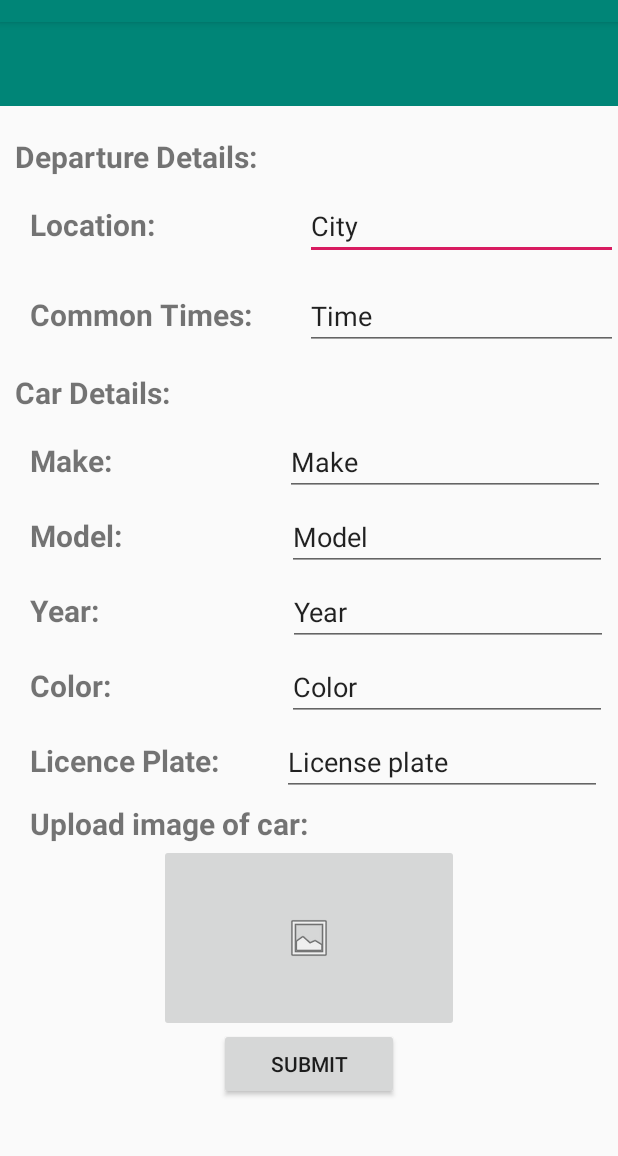
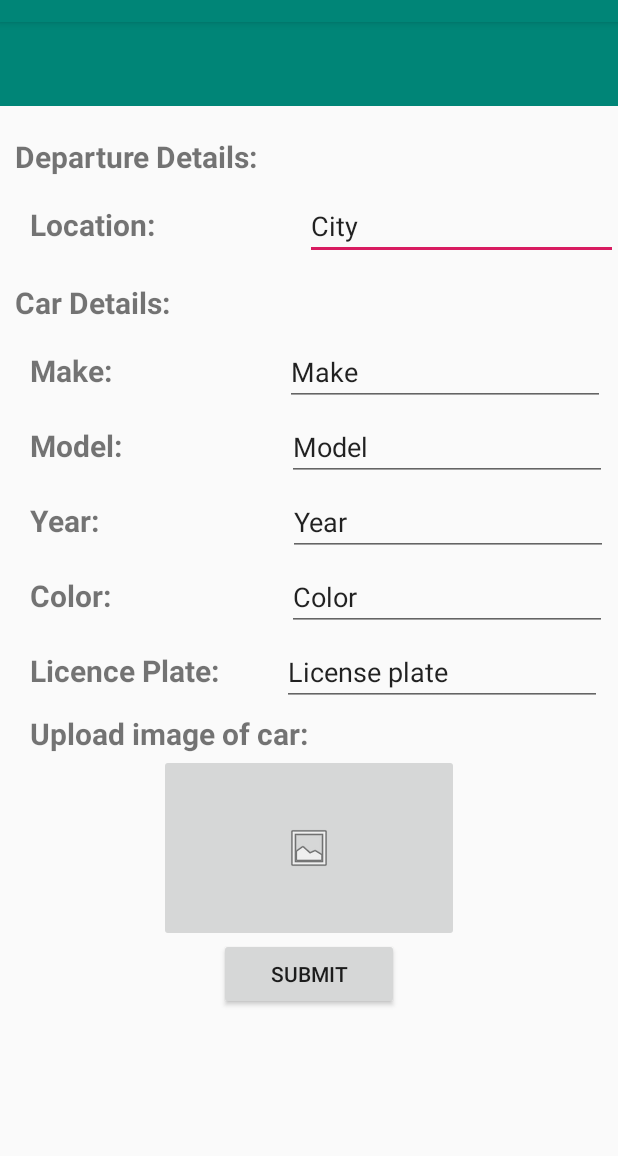
Before and after one commit to WSU-4110/CarpoolingApp, an Android app: the screen it shows after launch (DriverProfile), on a phone screen of 412 x 824 dp, the part 62-1218 px from its top. Run offline under Robolectric (Android 15) with nearby library versions, the phone set to English and light mode, and no system bars; 1 statement that could not run was skipped.

Commit message:
updated driverprofile.xml

```diff
--- a/WarriorsOnWheels/app/src/main/res/layout/driverprofile.xml
+++ b/WarriorsOnWheels/app/src/main/res/layout/driverprofile.xml
@@ -62,36 +62,7 @@
 
 
         </LinearLayout>
-        <LinearLayout
-            android:id="@+id/TimeLayout"
-            android:layout_width="match_parent"
-            android:layout_height="50dp"
-            android:orientation="horizontal"
-            android:layout_marginTop="10dp">
 
-
-            <TextView
-                android:id="@+id/asktime1"
-                android:layout_width="wrap_content"
-                android:layout_height="wrap_content"
-                android:layout_marginLeft="20dp"
-                android:text="Common Times:"
-                android:textSize="20sp"
-                android:textStyle="bold" />
-
-            <EditText
-                android:id="@+id/time1"
-                android:layout_width="wrap_content"
-                android:layout_height="wrap_content"
-                android:ems="10"
-                android:inputType="textPersonName"
-                android:text="Time"
-                app:layout_constraintStart_toStartOf="parent"
-                app:layout_constraintTop_toTopOf="parent"
-                android:layout_marginLeft="35dp"/>
-
-
-        </LinearLayout>
         <TextView
             android:id="@+id/Car"
             android:layout_width="match_parent"
```
